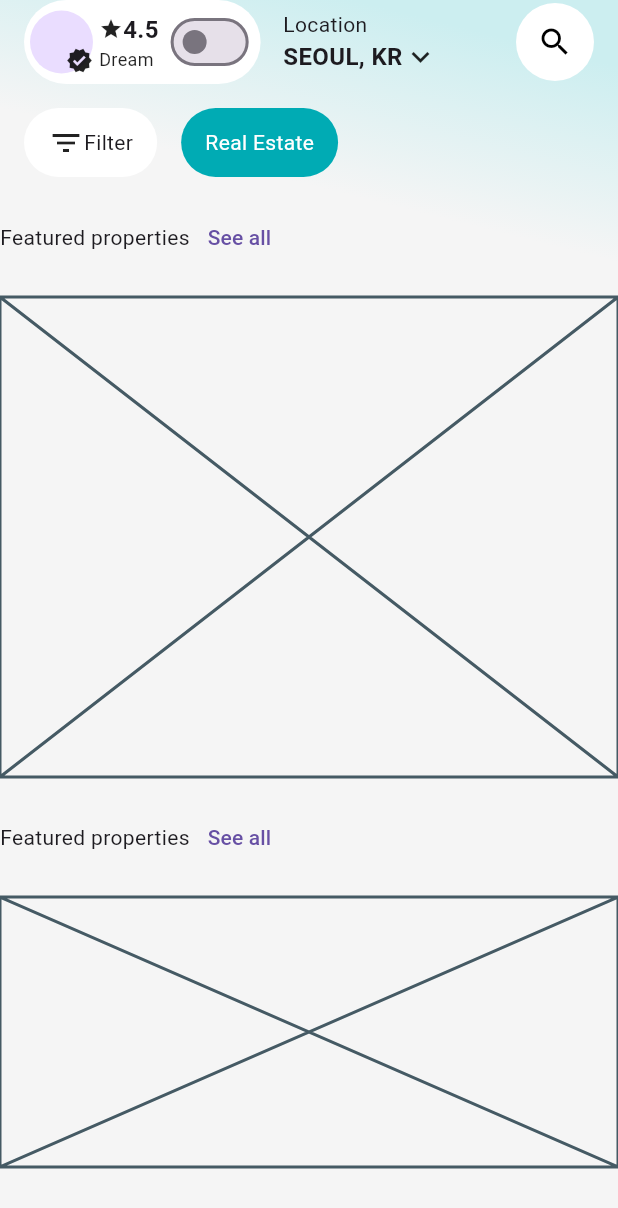
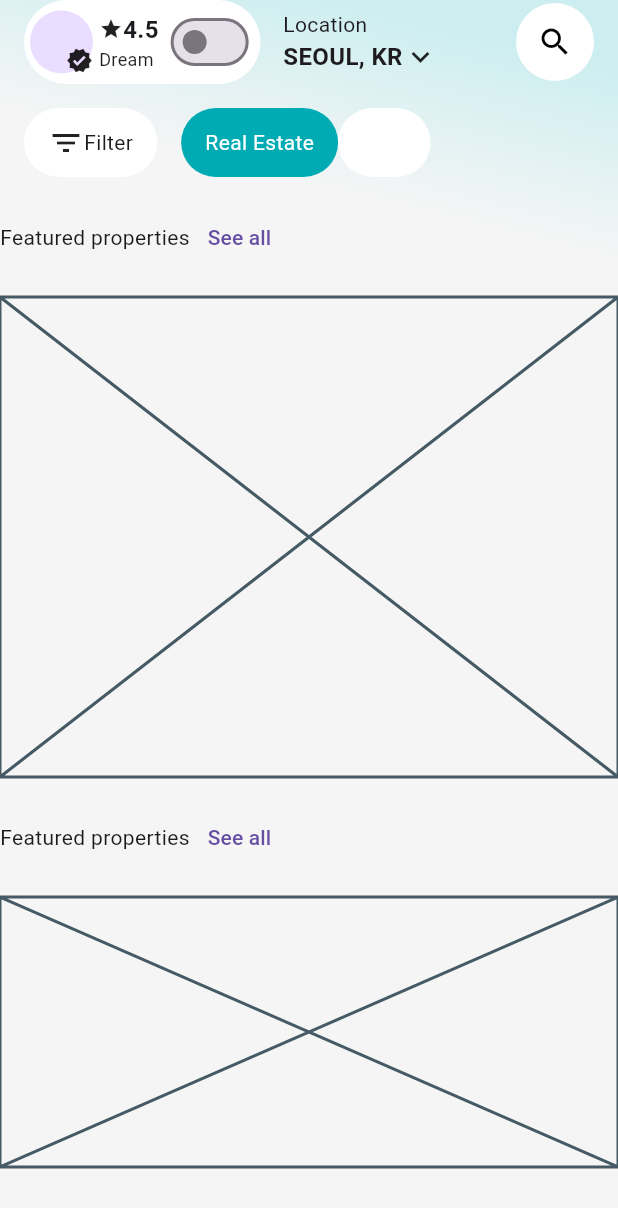
Before and after one commit to JAICHANGPARK/flutter_notebook_chapter_49, a Flutter app: the RealEstateHomePage screen opened directly, on a phone screen of 412 x 824 dp. Shown: the top 1208 px of the screen. Run offline on Flutter 3.47's test engine with Material 3 defaults, Android fonts, the phone set to English and light mode, and no system bars; our stand-ins replace dots_indicator, gap, google_fonts.

Commit message:
Update real_estate_home_page.dart

```diff
--- a/lib/ep2472_real_estate_app/ui/real_estate_home_page.dart
+++ b/lib/ep2472_real_estate_app/ui/real_estate_home_page.dart
@@ -160,7 +160,22 @@ class _RealEstateHomePageState extends State<RealEstateHomePage> {
                           ),
 
                         ),
+                        Container(
+                          decoration: ShapeDecoration(
+                            shape: StadiumBorder(),
+                            color: Colors.white,
+                          ),
+                          padding: EdgeInsets.symmetric(horizontal: 16),
+                          child: Row(
+                            children: [
+                              Text(
+                                "Cars",
+                                style: TextStyle(color: Colors.white),
+                              ),
+                            ],
+                          ),
 
+                        ),
                       ],
                     ),
                   ),
```
